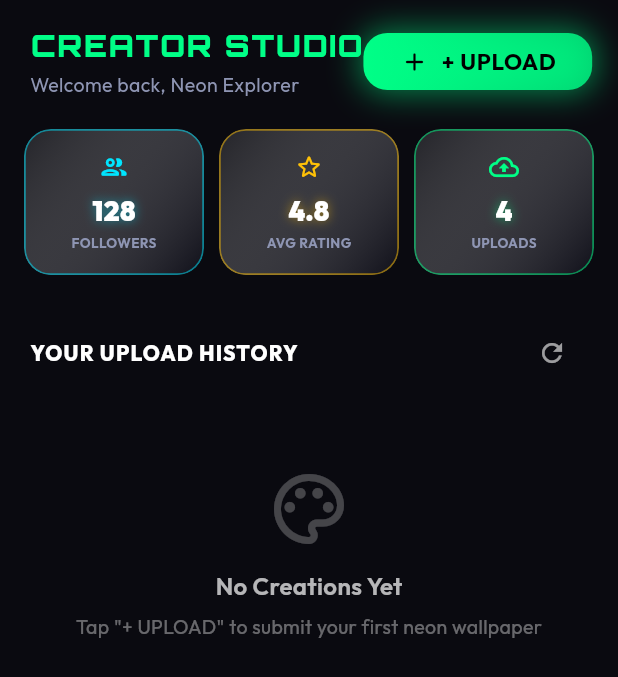
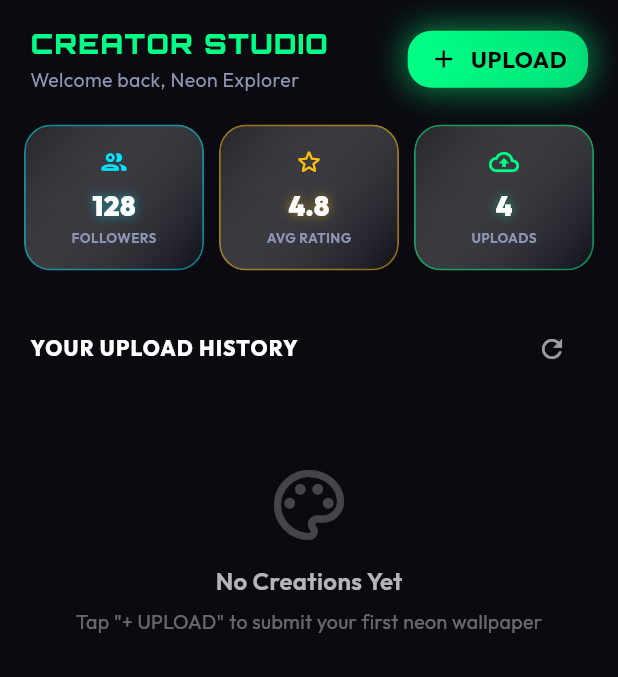
Before and after one commit to Shujaat-Ahmed-Khan/Wallpaper-App, a Flutter app: the CreatorDashboardScreen screen opened directly, on a phone screen of 412 x 824 dp. Shown: the top 677 px of the screen. Run offline on Flutter 3.47's test engine with Material 3 defaults, Android fonts, the phone set to English and light mode, and no system bars; our stand-ins replace cached_network_image, cloud_firestore, dio, firebase_auth, firebase_core, firebase_storage and 6 more; missing offline and left inert: gal; accounts and stored records are empty; network calls fail.

Commit message:
Fix: Add Switch to User Mode button on profile and resolve Creator Studio header pixel overflow

```diff
--- a/lib/core/widgets/neon_button.dart
+++ b/lib/core/widgets/neon_button.dart
@@ -13,6 +13,7 @@ class NeonButton extends StatelessWidget {
   final double? width;
   final double borderRadius;
   final bool isLoading;
+  final EdgeInsetsGeometry? padding;
 
   const NeonButton({
     super.key,
@@ -25,6 +26,7 @@ class NeonButton extends StatelessWidget {
     this.width,
     this.borderRadius = 16.0,
     this.isLoading = false,
+    this.padding,
   });
 
   @override
@@ -35,13 +37,13 @@ class NeonButton extends StatelessWidget {
           ? Container(
               height: height,
               width: width,
-              padding: const EdgeInsets.symmetric(horizontal: 24),
+              padding: padding ?? const EdgeInsets.symmetric(horizontal: 24),
               decoration: BoxDecoration(
                 borderRadius: BorderRadius.circular(borderRadius),
                 gradient: LinearGradient(
                   colors: [
                     neonColor,
-                    neonColor.withOpacity(0.8),
+                    neonColor.withValues(alpha: 0.8),
                   ],
                 ),
                 boxShadow: DarkNeonTheme.neonGlow(neonColor, blur: 18, spread: 2, opacity: 0.5),
@@ -81,10 +83,10 @@ class NeonButton extends StatelessWidget {
               height: height,
               width: width,
               borderRadius: borderRadius,
-              borderColor: neonColor.withOpacity(0.8),
+              borderColor: neonColor.withValues(alpha: 0.8),
               enableGlow: true,
               glowColor: neonColor,
-              padding: const EdgeInsets.symmetric(horizontal: 20),
+              padding: padding ?? const EdgeInsets.symmetric(horizontal: 20),
               child: Center(
                 child: isLoading
                     ? SizedBox(
--- a/lib/presentation/screens/creator_dashboard_screen.dart
+++ b/lib/presentation/screens/creator_dashboard_screen.dart
@@ -45,32 +45,39 @@ class CreatorDashboardScreen extends ConsumerWidget {
                   child: Padding(
                     padding: const EdgeInsets.fromLTRB(20, 16, 20, 12),
                     child: Row(
-                      mainAxisAlignment: MainAxisAlignment.spaceBetween,
                       children: [
-                        Column(
+                        Expanded(
+                          child: Column(
                             crossAxisAlignment: CrossAxisAlignment.start,
                             children: [
                               Text(
                                 'CREATOR STUDIO',
                                 style: GoogleFonts.orbitron(
-                                fontSize: 20,
+                                  fontSize: 18,
                                   fontWeight: FontWeight.w900,
                                   color: DarkNeonTheme.creatorAccent,
-                                letterSpacing: 1.2,
+                                  letterSpacing: 1.0,
                                 ),
+                                maxLines: 1,
+                                overflow: TextOverflow.ellipsis,
                               ),
                               const SizedBox(height: 2),
                               Text(
                                 'Welcome back, ${user.displayName}',
                                 style: const TextStyle(color: DarkNeonTheme.textSecondary, fontSize: 13),
+                                maxLines: 1,
+                                overflow: TextOverflow.ellipsis,
                               ),
                             ],
                           ),
+                        ),
+                        const SizedBox(width: 12),
                         // Quick Upload Button
                         NeonButton(
-                          text: '+ UPLOAD',
+                          text: 'UPLOAD',
                           isFilled: true,
                           height: 38,
+                          padding: const EdgeInsets.symmetric(horizontal: 14),
                           neonColor: DarkNeonTheme.creatorAccent,
                           icon: Icons.add_rounded,
                           onPressed: () => CreatorUploadModal.show(context),
```
Also changed, not shown: lib/data/repositories/auth_repository.dart (+21 -0 lines), lib/presentation/providers/auth_provider.dart (+9 -0 lines), lib/presentation/screens/profile_screen.dart (+84 -4 lines). Lines whose indentation alone changed are shown as unchanged.
